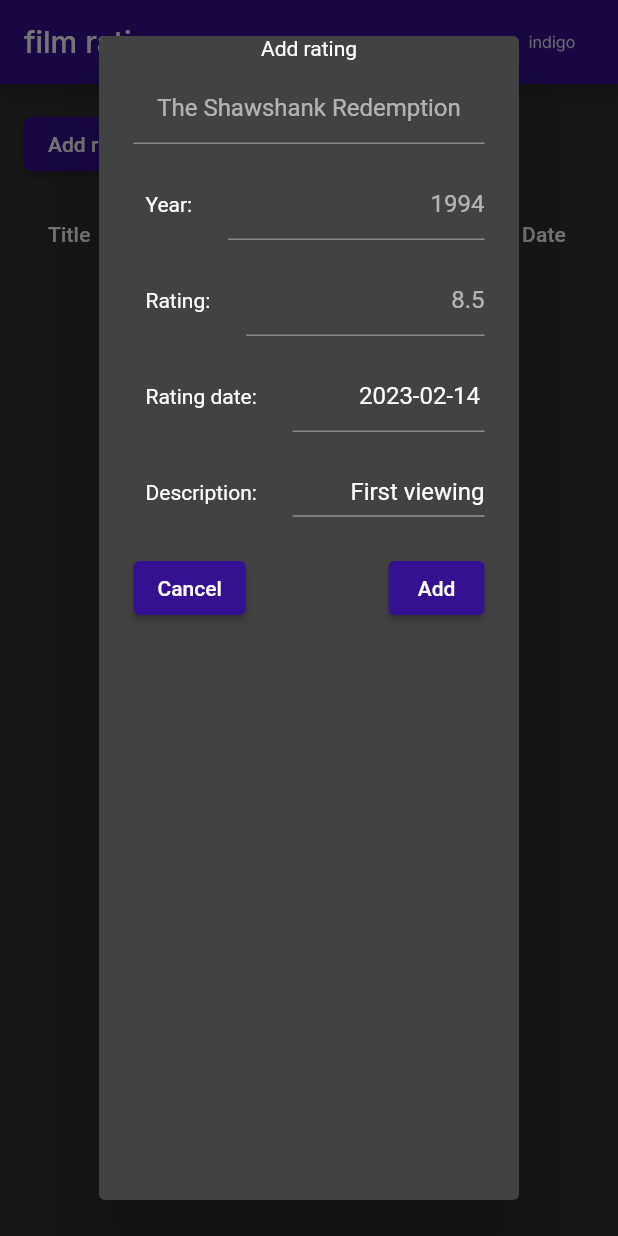
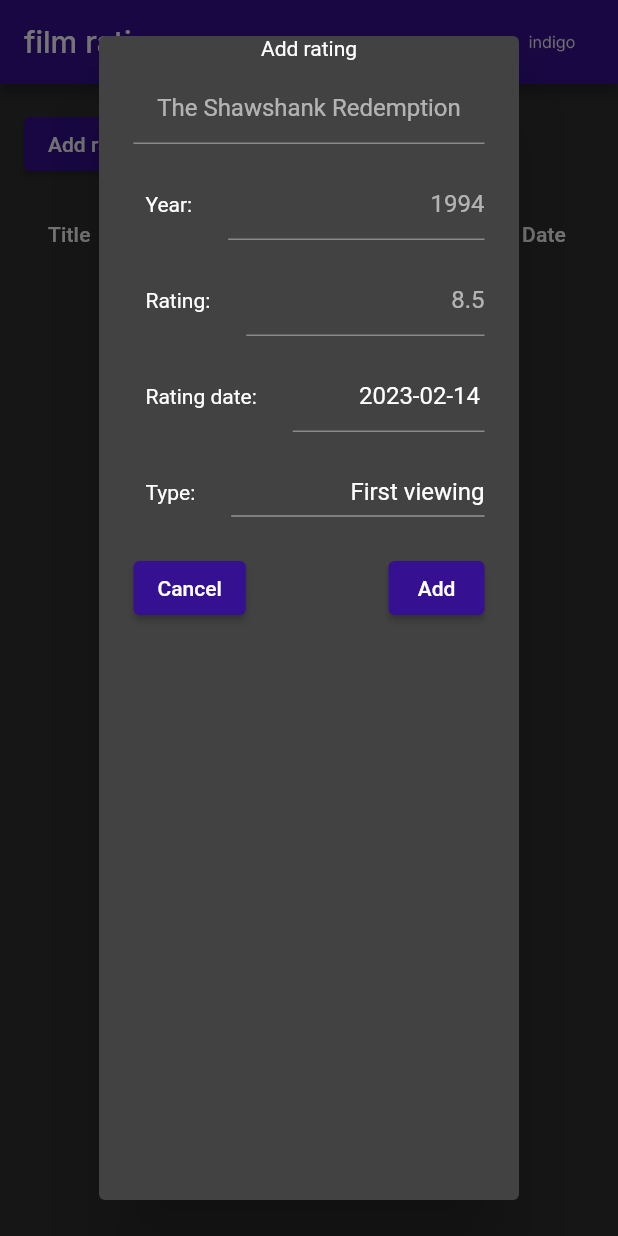
Before and after one commit to ddascalescu/app-film-ratings, a Flutter app: the screen it shows after launch, after a tap on "Add rating...", on a phone screen of 412 x 824 dp. Run offline on Flutter 3.47's test engine with Material 2 defaults, Android fonts, the phone set to English and light mode, and no system bars; drawn by our look-alikes of data_table_2; our stand-ins replace google_fonts, logger, package_info_plus.

Commit message:
FEATURE: Added 0.2.0 compat, descr->type, version number in json

```diff
--- a/files/app_film_ratings/lib/classes/ratings.dart
+++ b/files/app_film_ratings/lib/classes/ratings.dart
@@ -1,6 +1,8 @@
 import 'package:intl/intl.dart';
 import 'package:uuid/uuid.dart';
 import 'dart:convert';
+
+import 'package:logger/logger.dart';
 
 class Ratings {
   static final DateFormat dateFormat = DateFormat('yyyy-MM-dd');
@@ -9,25 +11,48 @@ class Ratings {
 
   static final DateFormat dateFormatTimestamp = DateFormat('yyyyMMddhhmmss');
 
-  static final descriptions = {
+  static final types = {
     1: "First viewing",
     2: "Repeat viewing",
     3: "Retroactive change",
     4: "External import"
   }; // TODO: make final list combination of this plus any custom-made descriptions
 
-  static String encode(List<Rating> ratings) {
+  static String encode(List<Rating> ratings, String version) {
+    Map<String, dynamic> map = {
+      "version": version,
+      "list": ratings
+    };
     JsonEncoder e = const JsonEncoder.withIndent(' ');
-    return e.convert(ratings);
+    return e.convert(map);
   }
 
   static List<Rating> decode(String data) {
-    var l = jsonDecode(data);
+    var m = jsonDecode(data);
+    assert (m is Map);
+
+    var l = m['list'];
     assert (l is List);
 
+    return decodeList(l);
+  }
+
+  static List<Rating> decodeList(List l) {
     List<Rating> ratings = [];
     for (var r in l) {
-      ratings.add(Rating.fromJson(r));
+      try {
+        Rating rating = Rating.fromJson(r);
+        ratings.add(rating);
+      } catch (e) {
+        try{
+          Rating rating = Rating.fromJson020(r);
+          ratings.add(rating);
+        } catch (e) {
+          Logger().w("Error decoding rating from JSON:"
+              "\n\t$r"
+              "\n\t$e");
+        }
+      }
     }
     return ratings;
   }
@@ -43,9 +68,9 @@ class Rating {
 
   double rating;
   late DateTime ratingDate;
-  int descriptionId;
+  int typeId;
 
-  Rating(this.filmTitle, this.filmYear, this.rating, DateTime ratingDate, this.descriptionId) {
+  Rating(this.filmTitle, this.filmYear, this.rating, DateTime ratingDate, this.typeId) {
     uuid = const Uuid().v4();
     timestamp = Ratings.dateFormatTimestamp.format(DateTime.now());
     this.ratingDate = DateTime(ratingDate.year, ratingDate.month, ratingDate.day);
@@ -76,7 +101,7 @@ class Rating {
     'year': filmYear,
     'rating': rating,
     'date': ratingDateString,
-    'descr': descriptionId
+    'type': typeId
   };
 
   Rating.fromJson(Map<String, dynamic> json)
@@ -86,5 +111,14 @@ class Rating {
         filmYear = json['year'],
         rating = json['rating'],
         ratingDate = Ratings.dateFormat.parse(json['date']),
-        descriptionId = json['descr'];
+        typeId = json['type'];
+
+  Rating.fromJson020(Map<String, dynamic> json)
+      : uuid = json['uuid'],
+        timestamp = json['ts'],
+        filmTitle = json['title'],
+        filmYear = json['year'],
+        rating = json['rating'],
+        ratingDate = Ratings.dateFormat.parse(json['date']),
+        typeId = json['descr'];
 }
--- a/files/app_film_ratings/lib/main.dart
+++ b/files/app_film_ratings/lib/main.dart
@@ -1,3 +1,5 @@
+import 'dart:convert';
+
 import 'package:app_film_ratings/utils/ui.dart';
 import 'package:flutter/material.dart';
 import 'package:path_provider/path_provider.dart';
@@ -6,11 +8,15 @@ import 'package:path/path.dart' as p;
 import 'package:google_fonts/google_fonts.dart';
 
 import 'package:data_table_2/data_table_2.dart';
+import 'package:logger/logger.dart';
+import 'package:package_info_plus/package_info_plus.dart';
 
 import 'utils/globals.dart';
 import 'classes/ratings.dart';
 import 'utils/formatters.dart';
 import 'utils/colors.dart';
+
+var logger = Logger();
 
 void main() => runApp(const App());
 
@@ -218,9 +224,9 @@ class _RatingsTableState extends State<RatingsTable> {
                                   )
                               ),
 
-                              /* Description */
+                              /* Type */
                               InputRow(
-                                  prompt: "Description:",
+                                  prompt: "Type:",
                                   child: DropdownButton<int>(
                                       value: _selectedDropdown,
                                       isExpanded: true,
@@ -233,17 +239,17 @@ class _RatingsTableState extends State<RatingsTable> {
                                           _showDialogAdd();
                                         });
                                       },
-                                      items: Ratings.descriptions.entries
+                                      items: Ratings.types.entries
                                           .map((entry) => DropdownMenuItem<int>(
                                           value: entry.key,
                                           child: Text(entry.value)
                                       ))
                                           .toList(),
                                       selectedItemBuilder: (BuildContext context) {
-                                        return Ratings.descriptions.entries.map<Widget>((_) {
+                                        return Ratings.types.entries.map<Widget>((_) {
                                           return Align(
                                               alignment: Alignment.centerRight,
-                                              child: Text(Ratings.descriptions[_selectedDropdown]!, overflow: TextOverflow.ellipsis)
+                                              child: Text(Ratings.types[_selectedDropdown]!, overflow: TextOverflow.ellipsis)
                                           );
                                         })
                                             .toList();
@@ -400,13 +406,13 @@ class _RatingsTableState extends State<RatingsTable> {
                                 )
                               ),
 
-                              /* ENTRY: Description */
+                              /* ENTRY: Type */
                               InputRow(
-                                  prompt: "Description:",
+                                  prompt: "Type:",
                                   child: TextField(
                                       readOnly: true,
                                       controller: TextEditingController(
-                                        text: Ratings.descriptions[rating.descriptionId],
+                                        text: Ratings.types[rating.typeId],
                                       ),
                                       textAlign: TextAlign.right
                                   )
@@ -448,6 +454,7 @@ class _RatingsTableState extends State<RatingsTable> {
   @override
   void initState() {
     super.initState();
+
     _readRatings().then((ratings) {
       setState(() {
         this.ratings.addAll(ratings);
@@ -456,19 +463,37 @@ class _RatingsTableState extends State<RatingsTable> {
   }
 
   Future<File> _writeRatings(List<Rating> ratings) async {
+    PackageInfo packageInfo = await PackageInfo.fromPlatform();
+
     final file = await _localFile;
-    String data = Ratings.encode(ratings);
+    String data = Ratings.encode(ratings, packageInfo.version);
     return file.writeAsString(data);
   }
 
   Future<List<Rating>> _readRatings() async {
+    List<Rating> r = [];
+
     try {
       final file = await _localFile;
       String data = await file.readAsString();
-      return Ratings.decode(data);
+
+      try {
+        r = Ratings.decode(data);
+      } on AssertionError catch (_) {
+        var x = jsonDecode(data);
+        if (x is List) {
+          logger.i("Ratings file is version <= 0.2.0"
+              "\n\tUpdating...");
+          r = Ratings.decodeList(x);
+          _writeRatings(r);
+        }
+      }
     } catch (e) {
-      return [];
+      logger.e("Error reading from file:"
+          "\n\t$e");
     }
+
+    return r;
   }
 
   Future<File> get _localFile async {
--- a/files/app_film_ratings/pubspec.yaml
+++ b/files/app_film_ratings/pubspec.yaml
@@ -17,7 +17,7 @@ publish_to: 'none' # Remove this line if you wish to publish to pub.dev
 # https://developer.apple.com/library/archive/documentation/General/Reference/InfoPlistKeyReference/Articles/CoreFoundationKeys.html
 # In Windows, build-name is used as the major, minor, and patch parts
 # of the product and file versions while build-number is used as the build suffix.
-version: 0.2.0+3
+version: 0.2.1+wip
 
 environment:
   sdk: '>=2.18.5 <3.0.0'
@@ -45,6 +45,8 @@ dependencies:
   uuid: ^3.0.6
 
   data_table_2: ^2.3.10
+  logger: ^1.1.0
+  package_info_plus: ^3.0.2
 
 dev_dependencies:
   flutter_test:
```
Also changed, not shown: changelog.txt, files/app_film_ratings/pubspec.lock, 2 other files.
